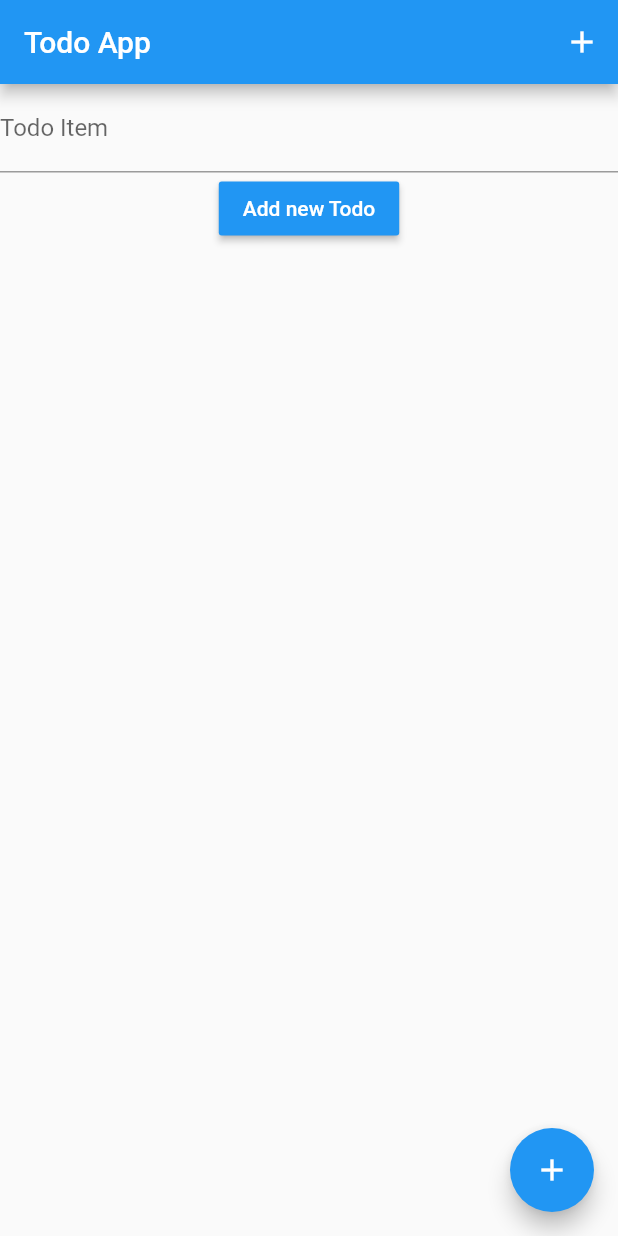
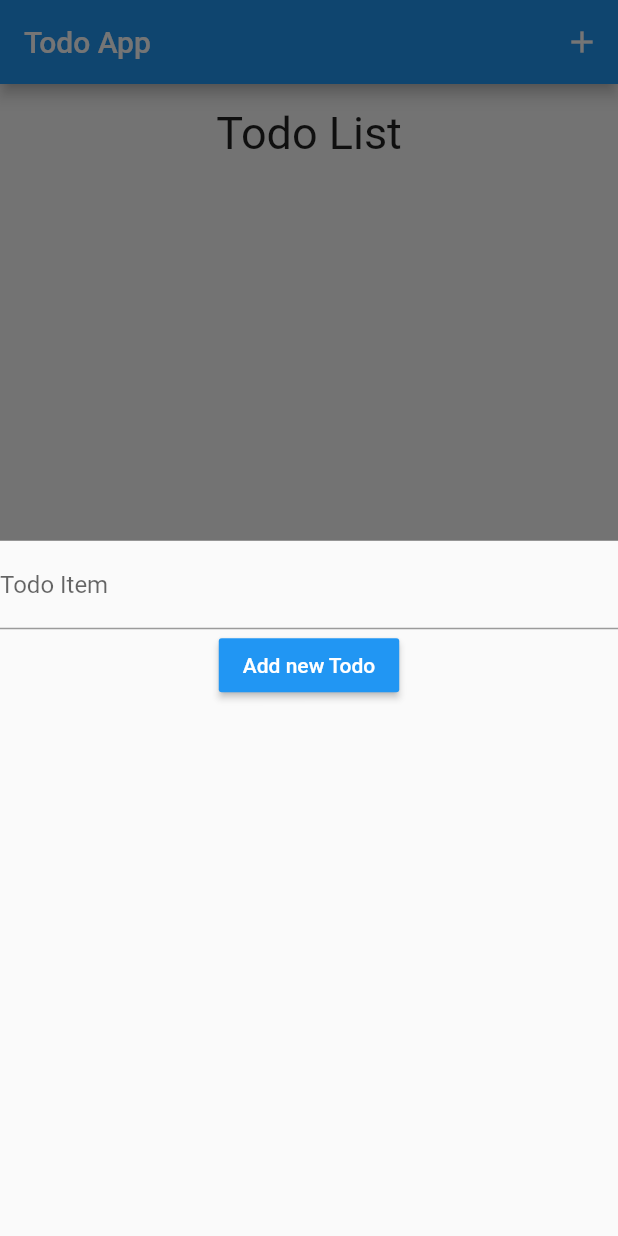
Before and after one commit to Schow94/flutter_todo, a Flutter app: the screen it shows after launch, after a tap on the "delete" icon, after a tap on the "add" icon, on a phone screen of 412 x 824 dp. Run offline on Flutter 3.47's test engine with Material 2 defaults, Android fonts, the phone set to English and light mode, and no system bars.

Commit message:
Put Todo in its own widget

```diff
--- a/lib/add_input.dart
+++ b/lib/add_input.dart
@@ -6,10 +6,12 @@ class AddTodoInput extends StatelessWidget {
 
   AddTodoInput(this.addNewTodo);
 
-  void submitData() {
+  void submitData(BuildContext context) {
     final newTodo = todoController.text;
 
     addNewTodo(newTodo);
+
+    Navigator.of(context).pop();
   }
 
   @override
@@ -22,7 +24,7 @@ class AddTodoInput extends StatelessWidget {
             decoration: InputDecoration(
               labelText: 'Todo Item',
             ),
-            onSubmitted: (_) => submitData(),
+            onSubmitted: (_) => submitData(context),
           ),
           RaisedButton(
             color: Colors.blue,
@@ -31,7 +33,7 @@ class AddTodoInput extends StatelessWidget {
                 style: TextStyle(
                   color: Colors.white,
                 )),
-            onPressed: submitData,
+            onPressed: () => submitData(context),
           ),
         ],
       ),
--- a/lib/main.dart
+++ b/lib/main.dart
@@ -59,6 +59,17 @@ class _MyHomePageState extends State<MyHomePage> {
     setState(() {});
   }
 
+  void _toggleAddTodo(BuildContext ctx) {
+    showModalBottomSheet(
+        context: ctx,
+        builder: (_) {
+          return GestureDetector(
+            child: AddTodoInput(_addNewTodo),
+            behavior: HitTestBehavior.opaque,
+          );
+        });
+  }
+
   @override
   Widget build(BuildContext context) {
     return MaterialApp(
@@ -69,7 +80,10 @@ class _MyHomePageState extends State<MyHomePage> {
         appBar: AppBar(
           title: Text('Todo App'),
           actions: <Widget>[
-            IconButton(icon: Icon(Icons.add), onPressed: () {})
+            IconButton(
+              icon: Icon(Icons.add),
+              onPressed: () => _toggleAddTodo(context),
+            ),
           ],
         ),
         body: Container(
@@ -77,14 +91,22 @@ class _MyHomePageState extends State<MyHomePage> {
           width: double.infinity,
           child: Column(
             children: <Widget>[
-              AddTodoInput(_addNewTodo),
+              Container(
+                margin: EdgeInsets.all(15),
+                child: Text(
+                  'Todo List',
+                  style: TextStyle(
+                    fontSize: 30,
+                  ),
+                ),
+              ),
               TodoList(_todoItems, _removeTodo),
             ],
           ),
         ),
         floatingActionButton: FloatingActionButton(
           child: Icon(Icons.add),
-          onPressed: () {},
+          onPressed: () => _toggleAddTodo(context),
         ),
       ),
     );
--- /dev/null
+++ b/lib/todo.dart
@@ -0,0 +1,62 @@
+import 'package:flutter/material.dart';
+import 'package:intl/intl.dart';
+
+import './models/todo_item.dart';
+
+class Todo extends StatelessWidget {
+  final TodoItem task;
+  final Function removeTodo;
+
+  Todo(this.task, this.removeTodo);
+
+  @override
+  Widget build(BuildContext context) {
+    return Container(
+      width: double.infinity,
+      height: 100,
+      child: Card(
+        color: Colors.grey[300],
+        child: Container(
+          padding: EdgeInsets.all(20),
+          child: Row(
+            mainAxisAlignment: MainAxisAlignment.spaceBetween,
+            crossAxisAlignment: CrossAxisAlignment.center,
+            children: <Widget>[
+              Text(
+                task.title,
+                style: TextStyle(
+                  fontSize: 18,
+                ),
+              ),
+              Text(DateFormat.yMMMd().format(task.date)),
+              Container(
+                // color: Colors.green,
+                width: 180,
+                child: Row(
+                  mainAxisAlignment: MainAxisAlignment.spaceBetween,
+                  children: <Widget>[
+                    IconButton(
+                      color: Colors.green,
+                      onPressed: () {},
+                      icon: Icon(Icons.check_circle, size: 30),
+                    ),
+                    IconButton(
+                      color: Colors.orange,
+                      onPressed: () {},
+                      icon: Icon(Icons.edit, size: 30),
+                    ),
+                    IconButton(
+                      color: Colors.red,
+                      onPressed: () => removeTodo(task.id),
+                      icon: Icon(Icons.delete, size: 30),
+                    ),
+                  ],
+                ),
+              )
+            ],
+          ),
+        ),
+      ),
+    );
+  }
+}
--- a/lib/todo_list.dart
+++ b/lib/todo_list.dart
@@ -1,6 +1,6 @@
 import 'package:flutter/material.dart';
-import 'package:intl/intl.dart';
 
+import './todo.dart';
 import './models/todo_item.dart';
 
 class TodoList extends StatelessWidget {
@@ -18,53 +18,9 @@ class TodoList extends StatelessWidget {
         // color: Colors.blue,
         child: Column(
           children: todoItems
-              .map((task) => Container(
-                    width: double.infinity,
-                    height: 100,
-                    child: Card(
-                        color: Colors.grey[300],
-                        child: Container(
-                          padding: EdgeInsets.all(20),
-                          child: Row(
-                            mainAxisAlignment: MainAxisAlignment.spaceBetween,
-                            crossAxisAlignment: CrossAxisAlignment.center,
-                            children: <Widget>[
-                              Text(
-                                task.title,
-                                style: TextStyle(
-                                  fontSize: 18,
-                                ),
-                              ),
-                              Text(DateFormat.yMMMd().format(task.date)),
-                              Container(
-                                // color: Colors.green,
-                                width: 180,
-                                child: Row(
-                                  mainAxisAlignment:
-                                      MainAxisAlignment.spaceBetween,
-                                  children: <Widget>[
-                                    IconButton(
-                                      color: Colors.green,
-                                      onPressed: () {},
-                                      icon: Icon(Icons.check_circle, size: 30),
-                                    ),
-                                    IconButton(
-                                      color: Colors.orange,
-                                      onPressed: () {},
-                                      icon: Icon(Icons.edit, size: 30),
-                                    ),
-                                    IconButton(
-                                      color: Colors.red,
-                                      onPressed: () => removeTodo(task.id),
-                                      icon: Icon(Icons.delete, size: 30),
-                                    ),
-                                  ],
-                                ),
-                              )
-                            ],
-                          ),
-                        )),
-                  ))
+              .map(
+                (task) => Todo(task, removeTodo),
+              )
               .toList(),
         ),
       ),
```
